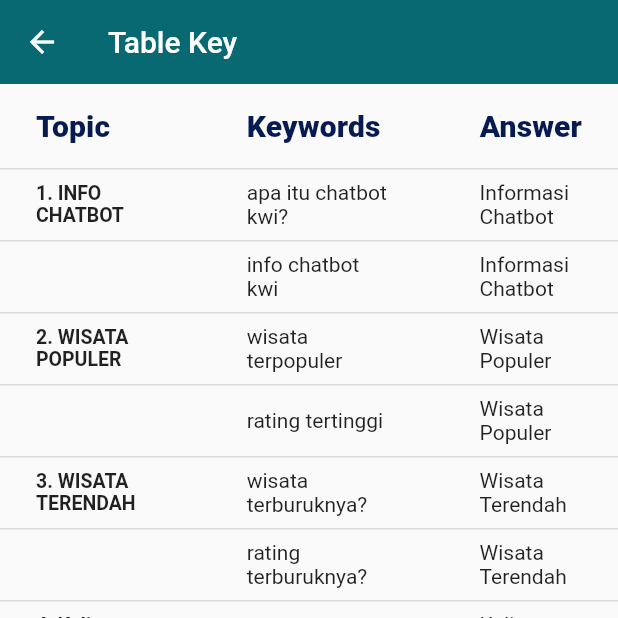
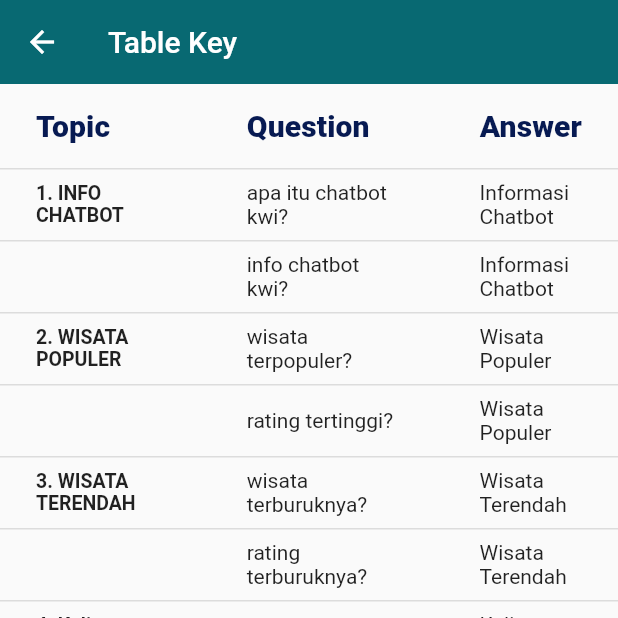
Before and after one commit to luthfiirsya33/capstone-project, a Flutter app: the TableChatBotKey screen opened by its route, on a phone screen of 412 x 824 dp, the top half of it. Run offline on Flutter 3.47's test engine with Material 2 defaults, Android fonts, the phone set to English and light mode, and no system bars; our stand-ins replace bubble, cloud_firestore, firebase_auth, firebase_core, firebase_storage, fluttertoast and 5 more; missing offline and left inert: dialogflow_flutter; accounts and stored records are empty; network calls fail.

Commit message:
menambahkan data keyword

```diff
--- a/lib/presentation/pages/home/tablekey.dart
+++ b/lib/presentation/pages/home/tablekey.dart
@@ -32,7 +32,7 @@ class TableChatBotKey extends StatelessWidget {
             ),
             DataColumn(
                 label: Text(
-              'Keywords',
+              'Question',
               style: TextStyle(
                 fontSize: 20,
                 fontWeight: FontWeight.w800,
@@ -60,13 +60,13 @@ class TableChatBotKey extends StatelessWidget {
                   style: TextStyle(
                     fontSize: 15,
                   ))),
-              DataCell(Text('info chatbot kwi')),
+              DataCell(Text('info chatbot kwi?')),
               DataCell(Text('Informasi Chatbot')),
             ]),
             DataRow(cells: [
               DataCell(Text('2. WISATA POPULER',
                   style: TextStyle(fontSize: 13, fontWeight: FontWeight.bold))),
-              DataCell(Text('wisata terpopuler')),
+              DataCell(Text('wisata terpopuler?')),
               DataCell(Text('Wisata Populer')),
             ]),
             DataRow(cells: [
@@ -74,7 +74,7 @@ class TableChatBotKey extends StatelessWidget {
                   style: TextStyle(
                     fontSize: 15,
                   ))),
-              DataCell(Text('rating tertinggi')),
+              DataCell(Text('rating tertinggi?')),
               DataCell(Text('Wisata Populer')),
             ]),
             DataRow(cells: [
```
